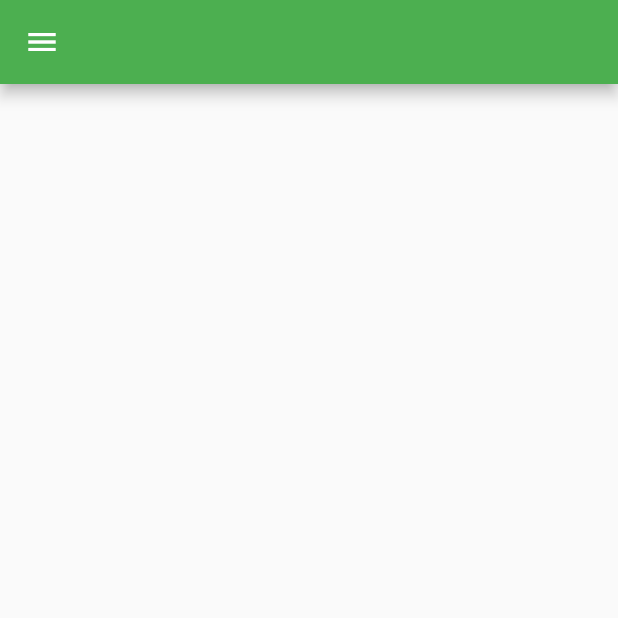
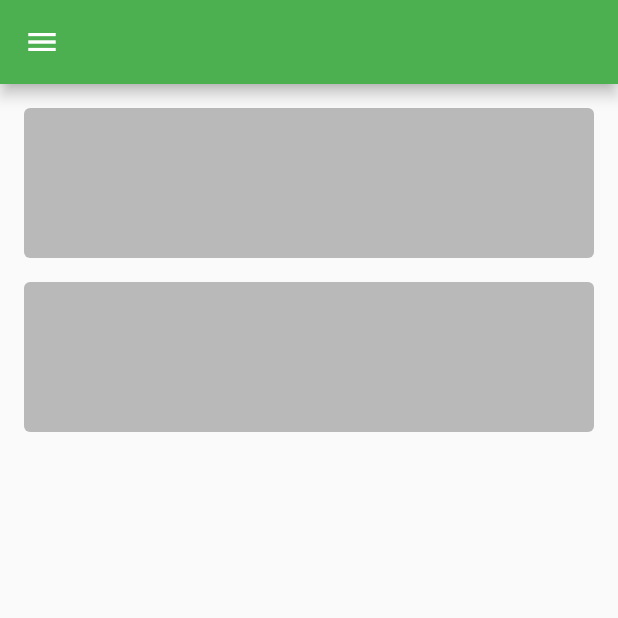
Before and after one commit to harrisonpinchieri/contador, a Flutter app: the screen it shows after launch, on a phone screen of 412 x 824 dp, the top half of it. Run offline on Flutter 3.47's test engine with Material 2 defaults, Android fonts, the phone set to English and light mode, and no system bars.

Commit message:
contador_v3

```diff
--- a/lib/main.dart
+++ b/lib/main.dart
@@ -53,14 +53,33 @@ class _moneyState extends State<money> {
 
   @override
   Widget build(BuildContext context) {
-    return Padding(
+    return Container(
       padding: const EdgeInsets.all(8.0),
-      child: Container(
+      child: Column(
         children: [
-          Container(
-            child: Row(
-              children: [
-                Container(
+          Stack(
+            children:[
+            Padding(
+              padding: const EdgeInsets.all(8.0),
+              child: Container(
+                decoration: BoxDecoration(
+                  borderRadius: BorderRadius.circular(4),
+                  color: Colors.black26,
+
+                ),
+                width:1000,
+                height: 100,
+              ),
+            ),
+
+          ],
+
+          ),
+          Stack(
+            children: [
+              Padding(
+                padding: const EdgeInsets.all(8.0),
+                child: Container(
                   decoration: BoxDecoration(
                     borderRadius: BorderRadius.circular(4),
                     color: Colors.black26,
@@ -68,16 +87,15 @@ class _moneyState extends State<money> {
                   ),
                   width:1000,
                   height: 100,
-
-                )
-              ],
-            ),
-
+                ),
+              )
+            ],
           ),
         ],
 
 
       ),
+
     );
   }
 }
```
